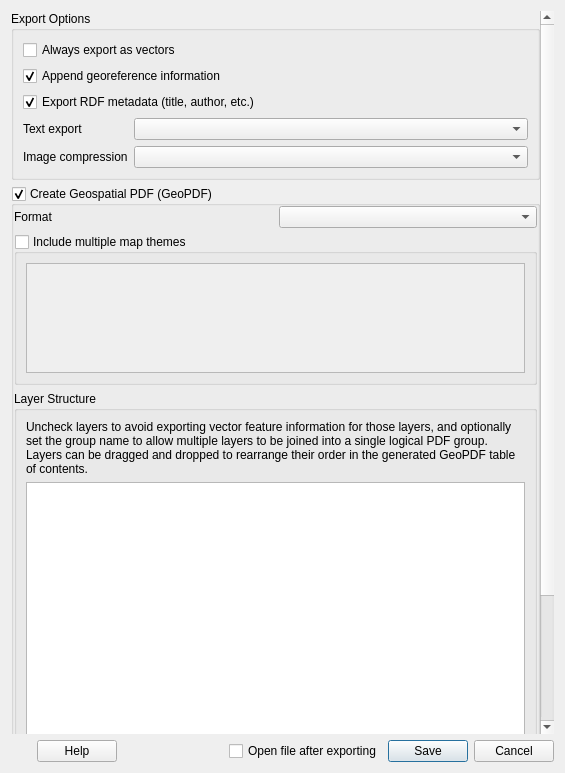
First picture: the form in src/ui/layout/qgspdfexportoptions.ui, repository qgis/QGIS, before the edit.
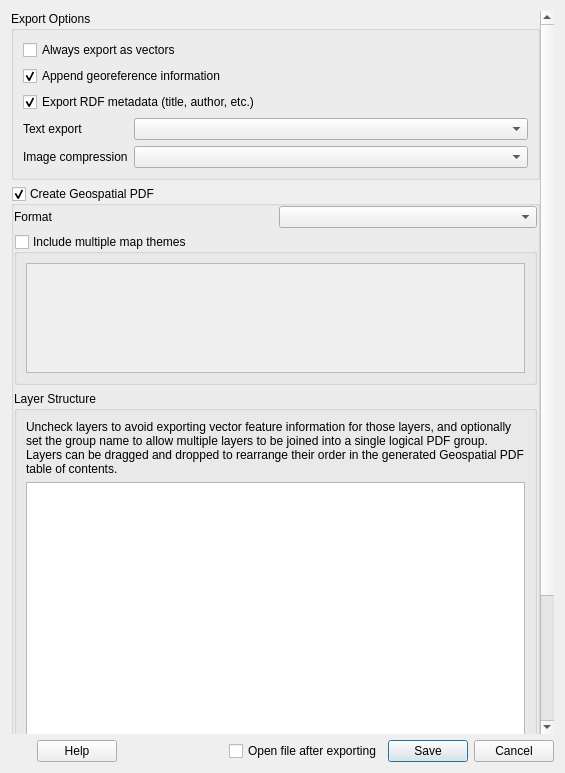
Second picture: the form after the edit. Custom widgets are drawn as their Qt base class.

```diff
--- a/src/ui/layout/qgspdfexportoptions.ui
+++ b/src/ui/layout/qgspdfexportoptions.ui
@@ -106,7 +106,7 @@
        <item>
         <widget class="QgsCollapsibleGroupBoxBasic" name="mGeoPDFGroupBox">
          <property name="title">
-          <string>Create Geospatial PDF (GeoPDF)</string>
+          <string>Create Geospatial PDF</string>
          </property>
          <property name="checkable">
           <bool>true</bool>
@@ -215,7 +215,7 @@
                  <item>
                   <widget class="QLabel" name="label_2">
                    <property name="text">
-                    <string>Uncheck layers to avoid exporting vector feature information for those layers, and optionally set the group name to allow multiple layers to be joined into a single logical PDF group. Layers can be dragged and dropped to rearrange their order in the generated GeoPDF table of contents.</string>
+                    <string>Uncheck layers to avoid exporting vector feature information for those layers, and optionally set the group name to allow multiple layers to be joined into a single logical PDF group. Layers can be dragged and dropped to rearrange their order in the generated Geospatial PDF table of contents.</string>
                    </property>
                    <property name="wordWrap">
                     <bool>true</bool>
```
